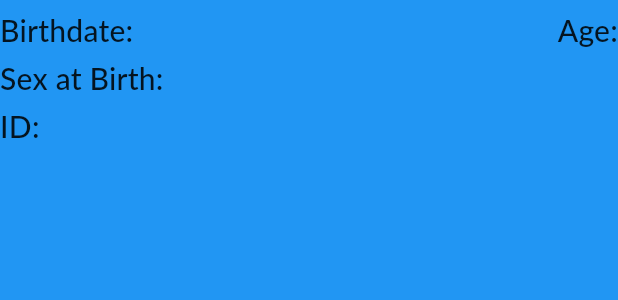
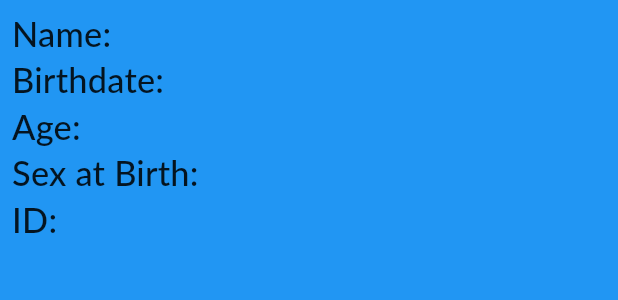
Before and after one commit to Dokotela/vigor, a Flutter app: the InfoBannerWidget widget shown alone on an empty page, opened directly with empty values, on a phone screen of 412 x 824 dp. Shown: the top 300 px of the screen. Run offline on Flutter 3.47's test engine with Material 2 defaults, Android fonts, the phone set to English and light mode, and no system bars; drawn by our look-alikes of auto_size_text; our stand-ins replace dartz, freezed_annotation, get, get_storage, google_fonts, timeago; missing offline and left inert: fhir, fhir_db, flutter_sheet_localization, vax_cast; accounts and stored records are empty; generated files the repository leaves out were written again; Roboto replaces fonts that are missing (Lato).

Commit message:
Need to separate imm into its own page

```diff
--- a/lib/controllers/local/patient_search/patient_search_controller.dart
+++ b/lib/controllers/local/patient_search/patient_search_controller.dart
@@ -18,6 +18,7 @@ class PatientSearchController extends GetxController {
   @override
   Future onInit() async {
     await _loadList();
+    sortByName();
     super.onInit();
   }
 
--- a/lib/ui/styled_components/info_banner.dart
+++ b/lib/ui/styled_components/info_banner.dart
@@ -7,12 +7,14 @@ import '../../localization.dart';
 
 class InfoBannerWidget extends StatelessWidget {
   const InfoBannerWidget({
+    @required this.name,
     @required this.id,
     @required this.birthDate,
     @required this.relativeAge,
     @required this.sex,
   });
 
+  final String name;
   final String id;
   final String birthDate;
   final String relativeAge;
@@ -21,62 +23,40 @@ class InfoBannerWidget extends StatelessWidget {
   @override
   Widget build(Object context) {
     final labels = AppLocalizations.of(context);
+    const _spacerV = SizedBox(height: 4.0);
 
-    return Column(
-      crossAxisAlignment: CrossAxisAlignment.start,
-      children: <Widget>[
-        _spacerV(),
-        Row(children: [
-          _flexTwo(
-              '${labels.general.birthDate}: $birthDate', 'Age: $relativeAge')
-        ]),
-        _spacerV(),
-        Row(children: [_flexOne('${labels.general.sexAtBirth.title}: $sex')]),
-        _spacerV(),
-        Row(children: [_flexOne('ID: $id')]),
-        _spacerV(),
-        _spacerV(),
-      ],
-    );
-  }
-
-  Widget _flexOne(String text3) {
-    return Flexible(
-        flex: 2,
-        child: Row(
-          children: [
-            _sharedText(text3, textAlign: TextAlign.left),
-          ],
-        ));
-  }
-
-  // Two widgets within a row, left is not flexible
-  Widget _flexTwo(String text1, String text2) {
-    return Flexible(
-      flex: 4,
-      child: Row(
-        mainAxisAlignment: MainAxisAlignment.spaceEvenly,
-        crossAxisAlignment: CrossAxisAlignment.end,
-        children: [
+    return Padding(
+      padding: const EdgeInsets.all(8.0),
+      child: Column(
+        mainAxisAlignment: MainAxisAlignment.start,
+        crossAxisAlignment: CrossAxisAlignment.start,
+        children: <Widget>[
           Text(
-            text1,
-            style: Get.textTheme.headline6,
-            textAlign: TextAlign.left,
+            '${labels.general.name.name}: $name',
+            style: Get.textTheme.headline6.copyWith(fontSize: Get.width / 18),
           ),
-          _sharedText(text2, textAlign: TextAlign.right)
+          _spacerV,
+          Text(
+            '${labels.general.birthDate}: $birthDate',
+            style: Get.textTheme.headline6.copyWith(fontSize: Get.width / 18),
+          ),
+          _spacerV,
+          Text(
+            'Age: $relativeAge',
+            style: Get.textTheme.headline6.copyWith(fontSize: Get.width / 18),
+          ),
+          _spacerV,
+          Text(
+            '${labels.general.sexAtBirth.title}: $sex',
+            style: Get.textTheme.headline6.copyWith(fontSize: Get.width / 18),
+          ),
+          _spacerV,
+          Text(
+            'ID: $id',
+            style: Get.textTheme.headline6.copyWith(fontSize: Get.width / 18),
+          ),
         ],
       ),
     );
   }
-
-  // Text will automatically adjust to the available size
-  Widget _sharedText(String text, {TextAlign textAlign}) => Expanded(
-          child: AutoSizeText(
-        text,
-        maxLines: 1,
-        style: Get.textTheme.headline6,
-        textAlign: textAlign,
-      ));
-
-  Widget _spacerV() => const SizedBox(height: 8.0);
 }
--- a/lib/ui/views/patient_home/patient_home_page.dart
+++ b/lib/ui/views/patient_home/patient_home_page.dart
@@ -16,27 +16,35 @@ class PatientHomePage extends StatelessWidget {
     final PatientHomeController controller = Get.put(PatientHomeController());
 
     return Scaffold(
-      appBar: VigorAppBar(title: labels.vigor.title),
+      appBar: VigorAppBar(title: 'Patient Home'),
       body: Container(
         constraints: const BoxConstraints.expand(),
         child: Column(
-          mainAxisAlignment: MainAxisAlignment.spaceEvenly,
+          mainAxisAlignment: MainAxisAlignment.start,
           crossAxisAlignment: CrossAxisAlignment.center,
           children: [
             InfoBannerWidget(
+              name: controller.name(),
               id: controller.id(),
               birthDate: controller.birthDate(),
               relativeAge: controller.relativeAge(),
               sex: controller.sex(),
             ),
-            // ActionButton(
-            //   buttonText: labels.general.newPatient,
-            //   onPressed: () => Get.toNamed(AppRoutes.PATIENT_REGISTRATION),
-            // ),
+            Divider(color: Get.theme.colorScheme.primary, thickness: 2.0),
+            SizedBox(height: 40.0),
+            ActionButton(
+              buttonText: labels.medical.immunizations,
+              onPressed: () => Get.toNamed(AppRoutes.PATIENT_REGISTRATION),
+            ),
+            SizedBox(height: 40.0),
+            ActionButton(
+              buttonText: labels.medical.deworming,
+              onPressed: () => null,
+            ),
           ],
         ),
       ),
-      bottomNavigationBar: homeBottomAppBar,
+      bottomNavigationBar: bottomAppBar,
     );
   }
 }
```
Also changed, not shown: lib/controllers/local/patient_imm/patient_imm_controller.dart (added), lib/ui/views/patient_imm/patient_imm_page.dart (renamed from lib/ui/views/patient_home/patient_imm/patient_imm_page.dart), lib/ui/views/patient_imm/vax_dates_dialog.dart (renamed from lib/ui/views/patient_home/patient_imm/vax_dates_dialog.dart), lib/ui/views/patient_imm/widgets/dose_options.dart (renamed from lib/ui/views/patient_home/patient_imm/widgets/dose_options.dart).
